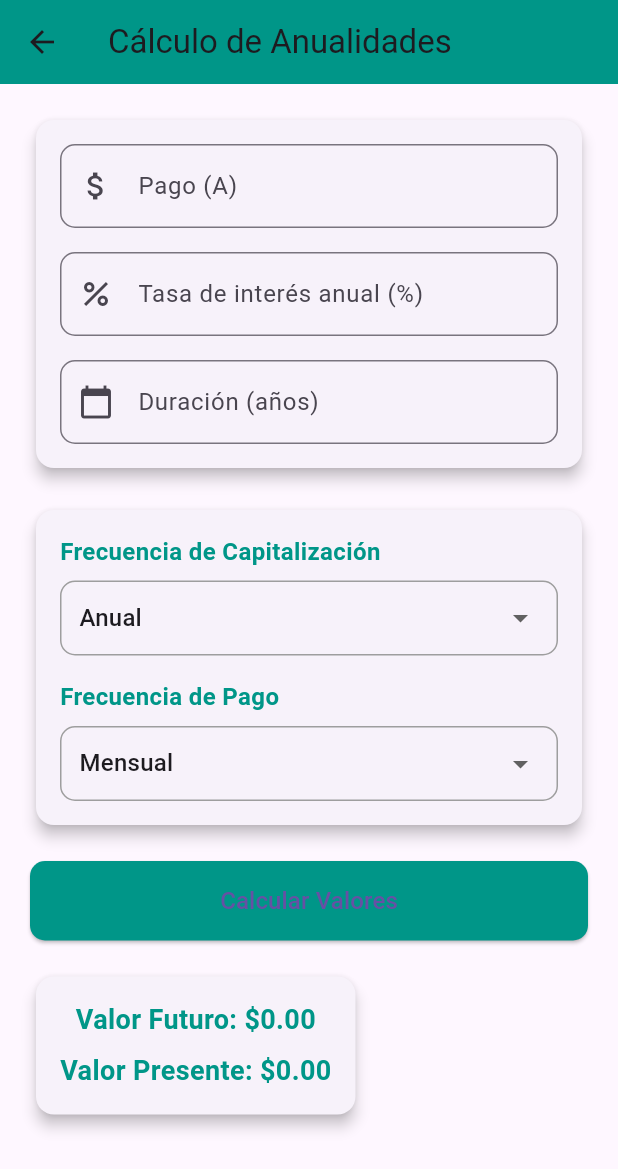
After one commit to Kracken914dt/ing_economica, a Flutter app: the AnualidadesScreen screen opened directly, after a tap on "Calcular Valores", on a phone screen of 412 x 824 dp. The commit adds this screen. Shown: the top 1169 px of the screen. Run offline on Flutter 3.47's test engine with Material 3 defaults, Android fonts, the phone set to English and light mode, and no system bars; our stand-ins replace flutter_local_notifications, local_auth, shared_preferences; accounts and stored records are empty.

Commit message:
implementacion de anualidades

```diff
--- /dev/null
+++ b/lib/screens/Anualidades/services/anualidades.dart
@@ -0,0 +1,43 @@
+import 'dart:math';
+
+class AnualidadCalculator {
+  /// Calcula el Valor Futuro de una anualidad ordinaria
+  double calcularValorFuturoOrdinaria({
+    required double pago,
+    required double tasaInteres,
+    required int periodos,
+  }) {
+    double i = tasaInteres / 100;
+    return pago * ((pow(1 + i, periodos) - 1) / i);
+  }
+
+  /// Calcula el Valor Presente de una anualidad ordinaria
+  double calcularValorPresenteOrdinaria({
+    required double pago,
+    required double tasaInteres,
+    required int periodos,
+  }) {
+    double i = tasaInteres / 100;
+    return pago * ((1 - pow(1 + i, -periodos)) / i);
+  }
+
+  /// Calcula el Valor Futuro de una anualidad anticipada
+  double calcularValorFuturoAnticipada({
+    required double pago,
+    required double tasaInteres,
+    required int periodos,
+  }) {
+    double i = tasaInteres / 100;
+    return pago * ((pow(1 + i, periodos) - 1) / i) * (1 + i);
+  }
+
+  /// Calcula el Valor Presente de una anualidad anticipada
+  double calcularValorPresenteAnticipada({
+    required double pago,
+    required double tasaInteres,
+    required int periodos,
+  }) {
+    double i = tasaInteres / 100;
+    return pago * ((1 - pow(1 + i, -periodos)) / i) * (1 + i);
+  }
+}
--- /dev/null
+++ b/lib/screens/Anualidades/views/anualidades_screen.dart
@@ -0,0 +1,290 @@
+import 'package:flutter/material.dart';
+import 'package:ingeconomica/screens/anualidades/services/anualidades.dart';
+
+class AnualidadesScreen extends StatefulWidget {
+  @override
+  _AnualidadesScreenState createState() => _AnualidadesScreenState();
+}
+
+class _AnualidadesScreenState extends State<AnualidadesScreen> {
+  final TextEditingController _pagoController = TextEditingController();
+  final TextEditingController _tasaController = TextEditingController();
+  final TextEditingController _duracionController = TextEditingController();
+
+  double _valorFuturo = 0.0;
+  double _valorPresente = 0.0;
+
+  String _frecuenciaCapitalizacion = 'Anual';
+  String _frecuenciaPago = 'Mensual';
+
+  void _calcularValores() {
+    double pago = double.parse(_pagoController.text);
+    double tasa = double.parse(_tasaController.text);
+    int duracion = int.parse(_duracionController.text);
+
+    var calculadora = AnualidadCalculator();
+
+    // Obtener los factores
+    double factorCapitalizacion = getCapitalizationFactor(_frecuenciaCapitalizacion);
+    double factorPago = getPaymentFrequencyFactor(_frecuenciaPago);
+
+    // Calcular el valor futuro
+    _valorFuturo = calculadora.calcularValorFuturoOrdinaria(
+      pago: pago,
+      tasaInteres: tasa,
+      periodos: duracion,
+    );
+
+    // Calcular el valor presente
+    _valorPresente = calculadora.calcularValorPresenteOrdinaria(
+      pago: pago * factorPago / factorCapitalizacion,
+      tasaInteres: tasa / factorCapitalizacion,
+      periodos: (duracion * factorCapitalizacion).round(),
+    );
+
+    // Mostrar los valores en la consola
+    print('=== CÁLCULO DE ANUALIDADES ===');
+    print('Datos de entrada:');
+    print('- Pago (A): \$$pago');
+    print('- Tasa de interés: $tasa%');
+    print('- Duración: $duracion años');
+    print('- Frecuencia de capitalización: $_frecuenciaCapitalizacion');
+    print('- Frecuencia de pago: $_frecuenciaPago');
+    print('\nFactores:');
+    print('- Factor de capitalización: $factorCapitalizacion');
+    print('- Factor de pago: $factorPago');
+    print('\nResultados:');
+    print('- Valor Futuro: \$${_valorFuturo.toStringAsFixed(2)}');
+    print('- Valor Presente: \$${_valorPresente.toStringAsFixed(2)}');
+    print('============================');
+
+    setState(() {});
+  }
+
+  double getCapitalizationFactor(String capitalization) {
+    switch (capitalization) {
+      case 'Anual':
+        return 1;
+      case 'Semestral':
+        return 2;
+      case 'Trimestral':
+        return 4;
+      case 'Cuatrimestral':
+        return 3;
+      case 'Mensual':
+        return 12;
+      default:
+        return 1;
+    }
+  }
+
+  double getPaymentFrequencyFactor(String paymentFrequency) {
+    switch (paymentFrequency) {
+      case 'Anual':
+        return 1;
+      case 'Semestral':
+        return 2;
+      case 'Trimestral':
+        return 4;
+      case 'Cuatrimestral':
+        return 3;
+      case 'Mensual':
+        return 12;
+      default:
+        return 1;
+    }
+  }
+
+  @override
+  Widget build(BuildContext context) {
+    return Scaffold(
+      appBar: AppBar(
+        title: const Text('Cálculo de Anualidades'),
+        backgroundColor: Colors.teal,
+      ),
+      body: SingleChildScrollView(
+        child: Padding(
+          padding: const EdgeInsets.all(20.0),
+          child: Column(
+            crossAxisAlignment: CrossAxisAlignment.start,
+            children: [
+              Card(
+                elevation: 4,
+                child: Padding(
+                  padding: const EdgeInsets.all(16.0),
+                  child: Column(
+                    crossAxisAlignment: CrossAxisAlignment.start,
+                    children: [
+                      TextField(
+                        controller: _pagoController,
+                        decoration: InputDecoration(
+                          labelText: 'Pago (A)',
+                          border: OutlineInputBorder(
+                            borderRadius: BorderRadius.circular(10),
+                          ),
+                          prefixIcon: const Icon(Icons.attach_money),
+                        ),
+                        keyboardType: TextInputType.number,
+                      ),
+                      const SizedBox(height: 16),
+                      TextField(
+                        controller: _tasaController,
+                        decoration: InputDecoration(
+                          labelText: 'Tasa de interés anual (%)',
+                          border: OutlineInputBorder(
+                            borderRadius: BorderRadius.circular(10),
+                          ),
+                          prefixIcon: const Icon(Icons.percent),
+                        ),
+                        keyboardType: TextInputType.number,
+                      ),
+                      const SizedBox(height: 16),
+                      TextField(
+                        controller: _duracionController,
+                        decoration: InputDecoration(
+                          labelText: 'Duración (años)',
+                          border: OutlineInputBorder(
+                            borderRadius: BorderRadius.circular(10),
+                          ),
+                          prefixIcon: const Icon(Icons.calendar_today),
+                        ),
+                        keyboardType: TextInputType.number,
+                      ),
+                    ],
+                  ),
+                ),
+              ),
+              const SizedBox(height: 20),
+              Card(
+                elevation: 4,
+                child: Padding(
+                  padding: const EdgeInsets.all(16.0),
+                  child: Column(
+                    crossAxisAlignment: CrossAxisAlignment.start,
+                    children: [
+                      const Text(
+                        'Frecuencia de Capitalización',
+                        style: TextStyle(
+                          fontSize: 16,
+                          fontWeight: FontWeight.bold,
+                          color: Colors.teal,
+                        ),
+                      ),
+                      const SizedBox(height: 8),
+                      Container(
+                        width: double.infinity,
+                        padding: const EdgeInsets.symmetric(horizontal: 12),
+                        decoration: BoxDecoration(
+                          border: Border.all(color: Colors.grey),
+                          borderRadius: BorderRadius.circular(10),
+                        ),
+                        child: DropdownButton<String>(
+                          value: _frecuenciaCapitalizacion,
+                          isExpanded: true,
+                          underline: Container(),
+                          onChanged: (String? newValue) {
+                            setState(() {
+                              _frecuenciaCapitalizacion = newValue!;
+                            });
+                          },
+                          items: <String>['Anual', 'Semestral', 'Trimestral', 'Cuatrimestral', 'Mensual']
+                              .map<DropdownMenuItem<String>>((String value) {
+                            return DropdownMenuItem<String>(
+                              value: value,
+                              child: Text(value),
+                            );
+                          }).toList(),
+                        ),
+                      ),
+                      const SizedBox(height: 16),
+                      const Text(
+                        'Frecuencia de Pago',
+                        style: TextStyle(
+                          fontSize: 16,
+                          fontWeight: FontWeight.bold,
+                          color: Colors.teal,
+                        ),
+                      ),
+                      const SizedBox(height: 8),
+                      Container(
+                        width: double.infinity,
+                        padding: const EdgeInsets.symmetric(horizontal: 12),
+                        decoration: BoxDecoration(
+                          border: Border.all(color: Colors.grey),
+                          borderRadius: BorderRadius.circular(10),
+                        ),
+                        child: DropdownButton<String>(
+                          value: _frecuenciaPago,
+                          isExpanded: true,
+                          underline: Container(),
+                          onChanged: (String? newValue) {
+                            setState(() {
+                              _frecuenciaPago = newValue!;
+                            });
+                          },
+                          items: <String>['Anual', 'Semestral', 'Trimestral', 'Cuatrimestral', 'Mensual']
+                              .map<DropdownMenuItem<String>>((String value) {
+                            return DropdownMenuItem<String>(
+                              value: value,
+                              child: Text(value),
+                            );
+                          }).toList(),
+                        ),
+                      ),
+                    ],
+                  ),
+                ),
+              ),
+              const SizedBox(height: 20),
+              SizedBox(
+                width: double.infinity,
+                child: ElevatedButton(
+                  onPressed: _calcularValores,
+                  style: ElevatedButton.styleFrom(
+                    backgroundColor: Colors.teal,
+                    padding: const EdgeInsets.symmetric(vertical: 15),
+                    shape: RoundedRectangleBorder(
+                      borderRadius: BorderRadius.circular(10),
+                    ),
+                  ),
+                  child: const Text(
+                    'Calcular Valores',
+                    style: TextStyle(fontSize: 16),
+                  ),
+                ),
+              ),
+              const SizedBox(height: 20),
+              Card(
+                elevation: 4,
+                child: Padding(
+                  padding: const EdgeInsets.all(16.0),
+                  child: Column(
+                    children: [
+                      Text(
+                        'Valor Futuro: \$${_valorFuturo.toStringAsFixed(2)}',
+                        style: const TextStyle(
+                          fontSize: 18,
+                          fontWeight: FontWeight.bold,
+                          color: Colors.teal,
+                        ),
+                      ),
+                      const SizedBox(height: 8),
+                      Text(
+                        'Valor Presente: \$${_valorPresente.toStringAsFixed(2)}',
+                        style: const TextStyle(
+                          fontSize: 18,
+                          fontWeight: FontWeight.bold,
+                          color: Colors.teal,
+                        ),
+                      ),
+                    ],
+                  ),
+                ),
+              ),
+            ],
+          ),
+        ),
+      ),
+    );
+  }
+}
--- a/lib/screens/home_screen.dart
+++ b/lib/screens/home_screen.dart
@@ -14,6 +14,8 @@ import 'package:ingeconomica/screens/inflacion/view/inflacion.dart';
 import 'package:ingeconomica/screens/simple/services/interes_calculator.dart';
 import 'package:ingeconomica/screens/simple/view/simple_view.dart';
 import 'package:ingeconomica/screens/tir/view/tir_form.dart';
+import 'package:ingeconomica/screens/Anualidades/views/anualidades_screen.dart';
+
 
 class HomeScreen extends StatefulWidget {
   final String username;
@@ -127,6 +129,7 @@ class _HomeScreenState extends State<HomeScreen> {
       TIRView(),
       const UnidadValorRealView(),
       const EvaluacionAlternativaInversionView(),
+      buildGridItem(context, "Anualidades", Colors.purple, Icons.calendar_today, 11),
     ];
 
     return WillPopScope(
@@ -196,14 +199,15 @@ class _HomeScreenState extends State<HomeScreen> {
               children: [
                 buildGridItem(context, "I. Simple", Colors.blue, Icons.attach_money_outlined, 1),
                 buildGridItem(context, "I. Compuesto", Colors.orange, Icons.trending_up, 2),
+                buildGridItem(context, "Anualidades", Colors.purple, Icons.calendar_today, 11),
                 // buildGridItem(context, "G. Geométrico", Icons.pie_chart, 3),
                 // buildGridItem(context, "G. Aritmético", Icons.calculate, 4),
-                // buildGridItem(context, "Amortización", Icons.history, 5),
-                // buildGridItem(context, "Bonos", Icons.attach_money, 6),
+                //buildGridItem(context, "Amortización", Colors.red ,Icons.history, 5),
+                //buildGridItem(context, "Bonos",Colors.green, Icons.attach_money, 3),
                 // buildGridItem(context, "Inflación", Icons.trending_down, 7),
-                // buildGridItem(context, "TIR", Icons.trending_up, 8),
-                // buildGridItem(context, "U.V.R", Icons.monetization_on_outlined, 9),
-                // buildGridItem(context, "E.A.I", Icons.account_balance_outlined, 10),
+                //buildGridItem(context, "TIR",Colors.green ,Icons.trending_up, 8),
+                //buildGridItem(context, "U.V.R", Colors.green ,Icons.monetization_on_outlined, 9),
+                //buildGridItem(context, "E.A.I", Colors.green ,Icons.account_balance_outlined, 10),
               ],
             ),
           ),
@@ -420,7 +424,14 @@ Widget buildServiciosScreen() {
   Widget buildGridItem(BuildContext context, String title, Color iconColor, IconData icon, int optionIndex) {
     return GestureDetector(
       onTap: () {
-        _onOptionTapped(optionIndex); // Change selected option
+        if (optionIndex == 11) {
+          Navigator.push(
+            context,
+            MaterialPageRoute(builder: (context) => AnualidadesScreen()),
+          );
+        } else {
+          _onOptionTapped(optionIndex); // Change selected option
+        }
       },
       child: Column(
         mainAxisAlignment: MainAxisAlignment.center,
```
